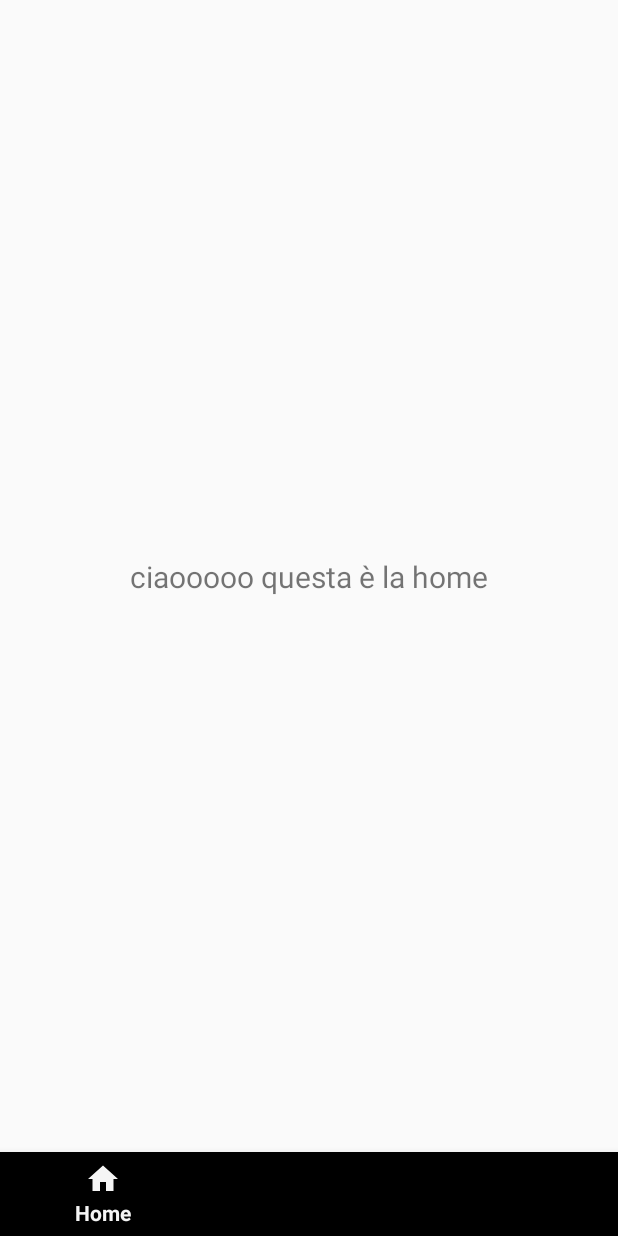
After one commit to d-albuzzi1/FlashCardas, an Android app: the HomeFragment screen opened directly, with no data from a screen before it, on a phone screen of 412 x 824 dp. The commit adds this screen. Run offline under Robolectric (Android 15) with nearby library versions, the phone set to English and light mode, and no system bars; our stand-ins replace navigation-ui; 2 statements that could not run were skipped.

Commit message:
primo commit della MainActivity con navgraph e navigation bar e fragment

```diff
--- a/app/build.gradle
+++ b/app/build.gradle
@@ -54,6 +54,9 @@ dependencies {
     implementation libs.androidx.recyclerview
     implementation libs.firebase.auth
     implementation libs.androidx.constraintlayout
+    implementation libs.material
+    implementation libs.androidx.navigation.fragment.ktx
+    implementation libs.androidx.navigation.ui.ktx
     testImplementation libs.junit
     androidTestImplementation libs.androidx.junit
     androidTestImplementation libs.androidx.espresso.core
@@ -64,4 +67,5 @@ dependencies {
 
     implementation platform('com.google.firebase:firebase-bom:33.9.0')
     implementation 'com.google.firebase:firebase-analytics'
+    implementation 'com.google.android.material:material:1.8.0'
 }
--- /dev/null
+++ b/app/src/main/java/com/example/flashcardas/ui/HomeFragment.java
@@ -0,0 +1,12 @@
+package com.example.flashcardas.ui;
+
+import androidx.fragment.app.Fragment;
+
+import com.example.flashcardas.R;
+
+// HomeFragment.java
+public class HomeFragment extends Fragment {
+    public HomeFragment() {
+        super(R.layout.fragment_home); // Assicurati che esista il layout per questo frammento
+    }
+}
--- /dev/null
+++ b/app/src/main/java/com/example/flashcardas/ui/TrainingFragment.java
@@ -0,0 +1,6 @@
+package com.example.flashcardas.ui;
+
+import androidx.fragment.app.Fragment;
+
+public class TrainingFragment extends Fragment {
+}
--- /dev/null
+++ b/app/src/main/res/drawable/card_collection.xml
@@ -0,0 +1,18 @@
+<vector xmlns:android="http://schemas.android.com/apk/res/android"
+    android:width="512dp"
+    android:height="512dp"
+    android:viewportWidth="512"
+    android:viewportHeight="512">
+  <path
+      android:pathData="M217.8,2.1c-1,0.5 -2.4,3.1 -3.2,5.7 -2.6,8.8 -16.6,64.9 -16.6,66.6 0,1.5 7.9,1.6 93.5,1.6 89.9,-0 93.7,0.1 97.3,1.9 4.2,2.2 6.3,4.3 8.6,8.8 1.4,2.9 1.6,13.4 1.6,108.8l0,105.5 -90.6,-0c-81.8,-0 -90.9,-0.2 -93.2,-1.6 -1.5,-0.9 -7.4,-7.2 -13.2,-14 -7.2,-8.4 -11.9,-12.9 -14.9,-14.5l-4.3,-2.2 -41.6,0.8c-44.9,0.7 -45.1,0.8 -48.8,6.2 -1.8,2.7 -1.9,6.4 -1.9,114.3 0,105.9 0.1,111.7 1.8,114.3 1,1.6 3.2,3.7 5,4.7 3.1,2 6.3,2 158.7,2 148.7,-0 155.7,-0.1 158.9,-1.8 1.9,-1 4.3,-3.4 5.3,-5.3 1.7,-3.2 1.8,-8.3 1.8,-97.7 0,-85.4 -0.2,-94.7 -1.6,-97.8 -2,-4.3 -7.7,-7.4 -13.4,-7.4 -2.2,-0 -4,-0.2 -4,-0.5 0,-0.3 13.1,-52.7 29,-116.5 15.9,-63.8 29,-117 29,-118.3 0,-1.3 -0.8,-3.1 -1.8,-4 -1.6,-1.5 -234.5,-60.8 -238.3,-60.7 -0.8,-0 -2.2,0.5 -3.1,1.1z"
+      android:fillColor="@color/white"
+      android:strokeColor="#00000000"/>
+  <path
+      android:pathData="M122.2,55.5c-37.5,11.7 -68.9,21.9 -69.7,22.5 -0.8,0.7 -1.5,2.2 -1.5,3.4 0.1,1.1 12.1,40.6 26.8,87.6l26.7,85.5 7.8,0.3 7.7,0.3 0,-80.8c0,-53.3 0.4,-82.1 1.1,-84.6 1.3,-4.7 6.3,-10.6 10.6,-12.3 2.4,-1.1 9.3,-1.4 26.7,-1.4 21.5,-0 23.5,-0.1 24,-1.8 3.6,-11.4 10.2,-40.2 9.3,-40.1 -0.7,-0 -31.9,9.7 -69.5,21.4z"
+      android:fillColor="@color/white"
+      android:strokeColor="#00000000"/>
+  <path
+      android:pathData="M136.6,91.6c-1.4,1.4 -1.6,10.2 -1.6,82.5l0,80.9 26.1,-0c17.6,-0 27.5,0.4 30.3,1.2 4.4,1.3 12.2,8.5 25,23.1l6.8,7.7 80.6,-0.2 80.7,-0.3 0.3,-95.9c0.2,-84.7 0,-96.2 -1.3,-98.3l-1.5,-2.3 -122,-0c-109.4,-0 -122,0.2 -123.4,1.6z"
+      android:fillColor="@color/white"
+      android:strokeColor="#00000000"/>
+</vector>
--- /dev/null
+++ b/app/src/main/res/drawable/card_plus.xml
@@ -0,0 +1,20 @@
+<vector xmlns:android="http://schemas.android.com/apk/res/android"
+    android:width="512dp"
+    android:height="512dp"
+    android:viewportWidth="512"
+    android:viewportHeight="512">
+  <path
+      android:pathData="M73.5,33.4c-4.1,1.8 -8.3,6.9 -9,10.9 -0.3,1.8 -0.4,74.8 -0.3,162.3l0.3,159.1 2.9,3.7c2.4,3.3 7.7,6.6 10.3,6.6 0.4,-0 0.6,-4.2 0.5,-9.3 -0.5,-13.1 2.6,-19.5 12.7,-25.9l4.5,-2.8 18.3,-0 18.3,-0 0,-17.4c0,-9.6 0.4,-18.6 1,-20.1 1.4,-3.6 9.5,-12 13.5,-13.9 2.3,-1.1 6.2,-1.6 12.9,-1.6 5.3,-0 9.6,-0.3 9.6,-0.8 0,-0.4 3.8,-36.8 8.4,-80.9 9.4,-89.1 8.9,-86.2 17.4,-94.6 5.2,-5.1 11.8,-8.4 18.4,-9.3 3.5,-0.4 81.8,7.1 95.1,9.2l3.7,0.6 0,-32.1c0,-35.9 -0.1,-36.8 -6.6,-41.7l-3.7,-2.9 -112.6,-0.2c-92.1,-0.2 -113.2,-0 -115.6,1.1z"
+      android:fillColor="@color/white"
+      android:strokeColor="#00000000"/>
+  <path
+      android:pathData="M212.4,116.1c-4.2,1.2 -10,7.7 -10.7,12 -0.4,1.9 -4.5,40.3 -9.3,85.4 -8.3,79.3 -8.5,82.1 -7,86.5 1.2,3.4 1.6,8.4 1.6,21.2l0,16.8 17.5,-0c20.5,-0 21.8,0.4 29.2,8.2 5.7,6.1 7.3,10.2 7.3,18.8 0,8.6 -1.6,12.7 -7.3,18.8 -7.8,8.1 -8,8.2 -28.7,8.2l-18,-0 0,17c0,12.5 -0.4,18 -1.4,20.5 -1.9,4.6 -8.9,11.9 -13.2,14 -2.8,1.3 -3.4,2 -2.9,3.8 1,3.5 7.9,9.5 11.6,10.1 7.9,1.4 213.2,22.6 218.2,22.6 6.2,-0 11,-2.6 13.9,-7.6 1.5,-2.5 4.8,-31.3 18.5,-161.5 9.7,-92.2 16.4,-159.5 16,-161.1 -1.1,-4.2 -6.4,-9.6 -10.5,-10.8 -2.1,-0.6 -50.9,-6 -108.7,-12 -57.7,-6 -106.8,-11.2 -109,-11.4 -2.2,-0.2 -5.4,-0 -7.1,0.5z"
+      android:fillColor="@color/white"
+      android:strokeColor="#00000000"/>
+  <path
+      android:pathData="M150.5,297.3c-2.2,1.3 -4.9,4 -6.2,6.2 -2.1,3.8 -2.3,5.1 -2.3,24.2l0,20.3 -19.9,-0c-11.7,-0 -21.1,0.4 -22.8,1.1 -7.8,2.9 -12.7,12.3 -10.4,20.2 1.3,4.2 4.9,8.9 8.6,11 1.3,0.8 9.7,1.4 23,1.7l21,0.5 0.5,20.5c0.6,22.6 1.1,24.8 7.2,29.1 4.8,3.5 13.4,3.8 18.8,0.8 7.8,-4.4 8.5,-6.5 8.8,-30.1l0.3,-20.7 21.4,-0.3c19.8,-0.3 21.6,-0.4 24.2,-2.4 5,-3.7 7.3,-8.1 7.3,-14.1 0,-6.5 -1.8,-10.3 -6.7,-14l-3.6,-2.8 -21.3,-0.3 -21.3,-0.3 -0.3,-20.8c-0.3,-20.2 -0.4,-20.8 -2.8,-24.4 -5,-7.4 -15.7,-9.8 -23.5,-5.4z"
+      android:fillColor="@color/white"
+      android:strokeColor="#00000000"/>
+
+
+</vector>
--- /dev/null
+++ b/app/src/main/res/drawable/ic_home.xml
@@ -0,0 +1,5 @@
+<vector xmlns:android="http://schemas.android.com/apk/res/android" android:height="24dp" android:tint="#000000" android:viewportHeight="24" android:viewportWidth="24" android:width="24dp">
+
+    <path android:fillColor="@android:color/white" android:pathData="M10,20v-6h4v6h5v-8h3L12,3 2,12h3v8z"/>
+
+</vector>
--- a/app/src/main/res/layout/activity_main.xml
+++ b/app/src/main/res/layout/activity_main.xml
@@ -1,35 +1,31 @@
 <?xml version="1.0" encoding="utf-8"?>
-<LinearLayout xmlns:android="http://schemas.android.com/apk/res/android"
+<androidx.constraintlayout.widget.ConstraintLayout
+    xmlns:android="http://schemas.android.com/apk/res/android"
+    xmlns:app="http://schemas.android.com/apk/res-auto"
+    xmlns:tools="http://schemas.android.com/tools"
     android:layout_width="match_parent"
-    android:layout_height="match_parent"
-    android:orientation="vertical"
-    android:padding="16dp">
+    android:layout_height="match_parent">
 
-    <!-- Titolo -->
-    <TextView
-        android:id="@+id/title"
-        android:layout_width="wrap_content"
+    <!-- NavHostFragment che ospita la navigazione -->
+    <androidx.fragment.app.FragmentContainerView
+        android:id="@+id/nav_host_fragment"
+        android:name="androidx.navigation.fragment.NavHostFragment"
+        android:layout_width="0dp"
+        android:layout_height="0dp"
+        app:layout_constraintBottom_toTopOf="@+id/bottom_navigation"
+        app:layout_constraintLeft_toLeftOf="parent"
+        app:layout_constraintRight_toRightOf="parent"
+        app:layout_constraintTop_toTopOf="parent"
+        app:navGraph="@navigation/nav_graph" />
+
+    <!-- Bottom Navigation -->
+    <com.google.android.material.bottomnavigation.BottomNavigationView
+        android:id="@+id/bottom_navigation"
+        android:layout_width="0dp"
         android:layout_height="wrap_content"
-        android:text="Le Tue Flashcard"
-        android:textSize="22sp"
-        android:textStyle="bold"
-        android:layout_gravity="center"
-        android:paddingBottom="16dp"/>
+        app:menu="@menu/bottom_nav_menu"
+        app:layout_constraintBottom_toBottomOf="parent"
+        app:layout_constraintLeft_toLeftOf="parent"
+        app:layout_constraintRight_toRightOf="parent" />
 
-    <!-- Lista delle Flashcard -->
-    <androidx.recyclerview.widget.RecyclerView
-        android:id="@+id/recyclerView"
-        android:layout_width="match_parent"
-        android:layout_height="0dp"
-        android:layout_weight="1"
-        android:scrollbars="vertical"/>
-
-    <!-- Bottone per Aggiungere Flashcard -->
-    <Button
-        android:id="@+id/addFlashcardButton"
-        android:layout_width="match_parent"
-        android:layout_height="wrap_content"
-        android:text="Aggiungi Flashcard"
-        android:layout_marginTop="16dp"/>
-
-</LinearLayout>
+</androidx.constraintlayout.widget.ConstraintLayout>
--- /dev/null
+++ b/app/src/main/res/layout/fragment_home.xml
@@ -0,0 +1,19 @@
+<?xml version="1.0" encoding="utf-8"?>
+<androidx.constraintlayout.widget.ConstraintLayout xmlns:android="http://schemas.android.com/apk/res/android"
+    xmlns:app="http://schemas.android.com/apk/res-auto"
+    android:layout_width="match_parent"
+             android:layout_height="match_parent">
+
+    <TextView
+        android:layout_width="wrap_content"
+        android:layout_height="wrap_content"
+        android:text="ciaooooo questa è la home"
+        android:textSize="20sp"
+        app:layout_constraintBottom_toBottomOf="parent"
+        app:layout_constraintEnd_toEndOf="parent"
+        app:layout_constraintStart_toStartOf="parent"
+        app:layout_constraintTop_toTopOf="parent">
+
+    </TextView>
+
+</androidx.constraintlayout.widget.ConstraintLayout>
--- /dev/null
+++ b/app/src/main/res/layout/fragment_manage_collections.xml
@@ -0,0 +1,6 @@
+<?xml version="1.0" encoding="utf-8"?>
+<androidx.constraintlayout.widget.ConstraintLayout xmlns:android="http://schemas.android.com/apk/res/android"
+    android:layout_width="match_parent"
+    android:layout_height="match_parent">
+
+</androidx.constraintlayout.widget.ConstraintLayout>
--- /dev/null
+++ b/app/src/main/res/layout/fragment_training.xml
@@ -0,0 +1,6 @@
+<?xml version="1.0" encoding="utf-8"?>
+<androidx.constraintlayout.widget.ConstraintLayout xmlns:android="http://schemas.android.com/apk/res/android"
+    android:layout_width="match_parent"
+    android:layout_height="match_parent">
+
+</androidx.constraintlayout.widget.ConstraintLayout>
--- /dev/null
+++ b/app/src/main/res/menu/bottom_nav_menu.xml
@@ -0,0 +1,14 @@
+<menu xmlns:android="http://schemas.android.com/apk/res/android">
+    <item
+        android:id="@+id/nav_home"
+        android:icon="@drawable/ic_home"
+        android:title="Home" />
+    <item
+        android:id="@+id/nav_training"
+        android:icon="@drawable/card_collection"
+        android:title="Training" />
+    <item
+        android:id="@+id/nav_manage"
+        android:icon="@drawable/card_plus"
+        android:title="Manage" />
+</menu>
--- /dev/null
+++ b/app/src/main/res/navigation/nav_graph.xml
@@ -0,0 +1,24 @@
+<?xml version="1.0" encoding="utf-8"?>
+<navigation xmlns:android="http://schemas.android.com/apk/res/android"
+    xmlns:app="http://schemas.android.com/apk/res-auto"
+    xmlns:tools="http://schemas.android.com/tools"
+    app:startDestination="@id/nav_home">
+
+    <fragment
+        android:id="@+id/nav_home"
+        android:name="com.example.flashcardas.ui.HomeFragment"
+        android:label="Home"
+        tools:layout="@layout/fragment_home" />
+
+    <fragment
+        android:id="@+id/nav_training"
+        android:name="com.example.flashcardas.ui.TrainingFragment"
+        android:label="Training"
+        tools:layout="@layout/fragment_training" />
+
+    <fragment
+        android:id="@+id/nav_manage"
+        android:name="com.example.flashcardas.ui.ManageCollectionsFragment"
+        android:label="Manage"
+        tools:layout="@layout/fragment_manage_collections" />
+</navigation>
--- a/app/src/main/res/values/colors.xml
+++ b/app/src/main/res/values/colors.xml
@@ -7,4 +7,5 @@
     <color name="teal_700">#FF018786</color>
     <color name="black">#FF000000</color>
     <color name="white">#FFFFFFFF</color>
+    <color name="green">#47C14C</color>
 </resources>
--- a/gradle/libs.versions.toml
+++ b/gradle/libs.versions.toml
@@ -13,6 +13,9 @@ appcompat = "1.7.0"
 recyclerview = "1.4.0"
 firebaseAuth = "23.2.0"
 constraintlayout = "2.2.0"
+material = "1.12.0"
+navigationFragmentKtx = "2.8.7"
+navigationUiKtx = "2.8.7"
 
 [libraries]
 androidx-core-ktx = { group = "androidx.core", name = "core-ktx", version.ref = "coreKtx" }
@@ -34,6 +37,9 @@ androidx-appcompat = { group = "androidx.appcompat", name = "appcompat", version
 androidx-recyclerview = { group = "androidx.recyclerview", name = "recyclerview", version.ref = "recyclerview" }
 firebase-auth = { group = "com.google.firebase", name = "firebase-auth", version.ref = "firebaseAuth" }
 androidx-constraintlayout = { group = "androidx.constraintlayout", name = "constraintlayout", version.ref = "constraintlayout" }
+material = { group = "com.google.android.material", name = "material", version.ref = "material" }
+androidx-navigation-fragment-ktx = { group = "androidx.navigation", name = "navigation-fragment-ktx", version.ref = "navigationFragmentKtx" }
+androidx-navigation-ui-ktx = { group = "androidx.navigation", name = "navigation-ui-ktx", version.ref = "navigationUiKtx" }
 
 [plugins]
 android-application = { id = "com.android.application", version.ref = "agp" }
```
Also changed, not shown: app/src/main/java/com/example/flashcardas/ui/MainActivity.java (+10 -21 lines), app/src/main/java/com/example/flashcardas/ui/ManageCollectionsFragment.java (added, +7 -0 lines), 1 other file.
